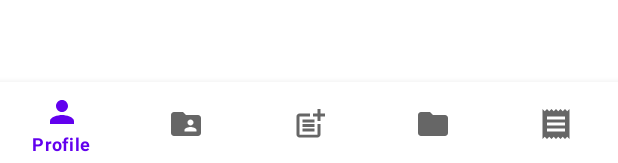
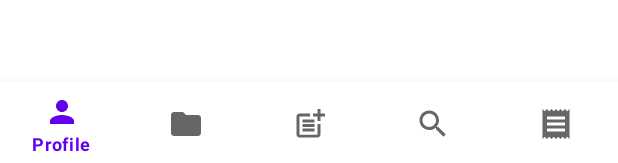
Before and after one commit to masterj3y/sorna-android, an Android app: the layout activity_main.xml on its own in the app's theme, with its tools: preview values and no code run, on a phone screen of 412 x 824 dp. Shown: the part 1070-1233 px from the top of the screen. Run offline under Robolectric (Android 15) with nearby library versions, the phone set to English and light mode, and no system bars.

Commit message:
Add search tab Remove user ads tab from bottom navigation Replace user ads tab with categories tab

```diff
--- /dev/null
+++ b/app/src/main/res/drawable/ic_baseline_search_24.xml
@@ -0,0 +1,10 @@
+<vector xmlns:android="http://schemas.android.com/apk/res/android"
+    android:width="24dp"
+    android:height="24dp"
+    android:viewportWidth="24"
+    android:viewportHeight="24"
+    android:tint="?attr/colorControlNormal">
+  <path
+      android:fillColor="@android:color/white"
+      android:pathData="M15.5,14h-0.79l-0.28,-0.27C15.41,12.59 16,11.11 16,9.5 16,5.91 13.09,3 9.5,3S3,5.91 3,9.5 5.91,16 9.5,16c1.61,0 3.09,-0.59 4.23,-1.57l0.27,0.28v0.79l5,4.99L20.49,19l-4.99,-5zM9.5,14C7.01,14 5,11.99 5,9.5S7.01,5 9.5,5 14,7.01 14,9.5 11.99,14 9.5,14z"/>
+</vector>
--- a/app/src/main/res/menu/main_tabs.xml
+++ b/app/src/main/res/menu/main_tabs.xml
@@ -7,11 +7,12 @@
         android:icon="@drawable/ic_baseline_person_24"
         android:title="@string/tab_user_profile" />
 
+
     <item
-        android:id="@+id/mainTabUserAds"
+        android:id="@+id/mainTabCategories"
         android:enabled="true"
-        android:icon="@drawable/ic_baseline_folder_shared_24"
-        android:title="@string/tab_user_ads" />
+        android:icon="@drawable/ic_baseline_folder_24"
+        android:title="@string/tab_categories" />
 
     <item
         android:id="@+id/mainTabCreateNewAd"
@@ -20,10 +21,10 @@
         android:title="@string/tab_create_new_ad" />
 
     <item
-        android:id="@+id/mainTabCategories"
+        android:id="@+id/mainTabSearchAds"
         android:enabled="true"
-        android:icon="@drawable/ic_baseline_folder_24"
-        android:title="@string/tab_categories" />
+        android:icon="@drawable/ic_baseline_search_24"
+        android:title="@string/tab_search_ads" />
 
     <item
         android:id="@+id/mainTabAds"
--- a/app/src/main/res/values/strings.xml
+++ b/app/src/main/res/values/strings.xml
@@ -1,9 +1,9 @@
 <resources>
     <string name="app_name">Sorna</string>
     <string name="tab_user_profile">Profile</string>
-    <string name="tab_user_ads">My Ads</string>
+    <string name="tab_categories">Categories</string>
     <string name="tab_create_new_ad">Create Ad</string>
-    <string name="tab_categories">Categories</string>
+    <string name="tab_search_ads">Search</string>
     <string name="tab_ads">Ads</string>
     <string name="select_category">انتخاب دسته‌بندی</string>
     <string name="create_new_ad_title">عنوان آگهی</string>
```
Also changed, not shown: app/src/main/java/io/github/masterj3y/sorna/feature/ad/search/SearchAdsFragment.kt (added, +9 -0 lines), app/src/main/java/io/github/masterj3y/sorna/feature/main/MainActivity.kt (+9 -8 lines), app/src/main/res/layout/fregment_search_ads.xml (added, +13 -0 lines).
